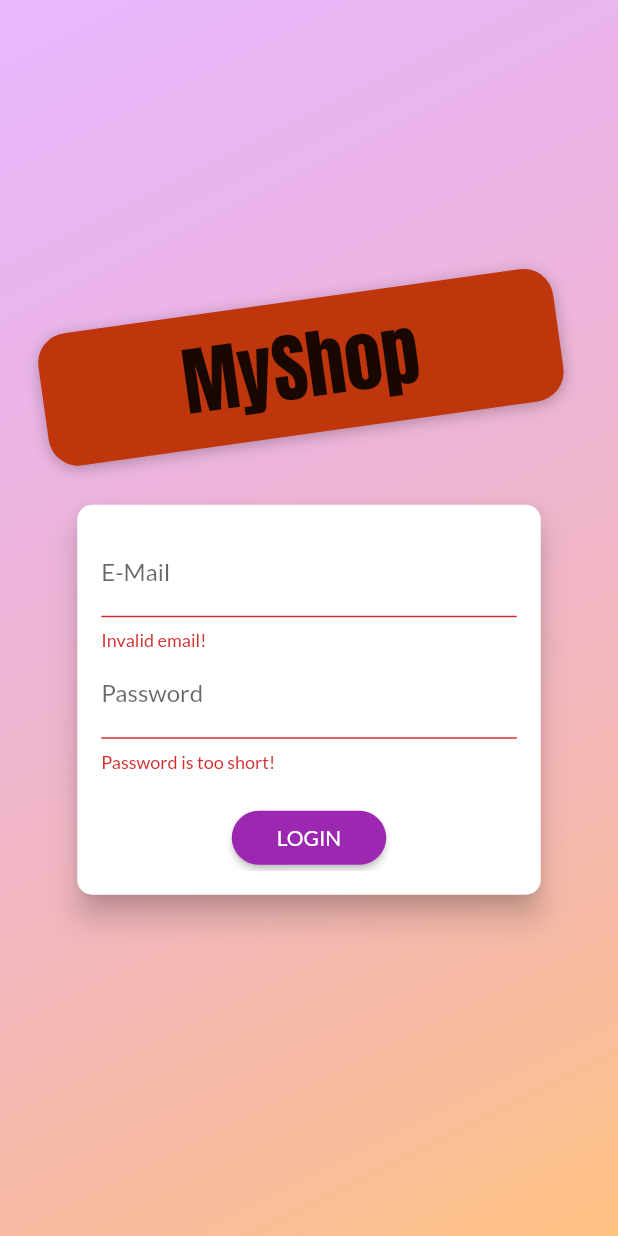
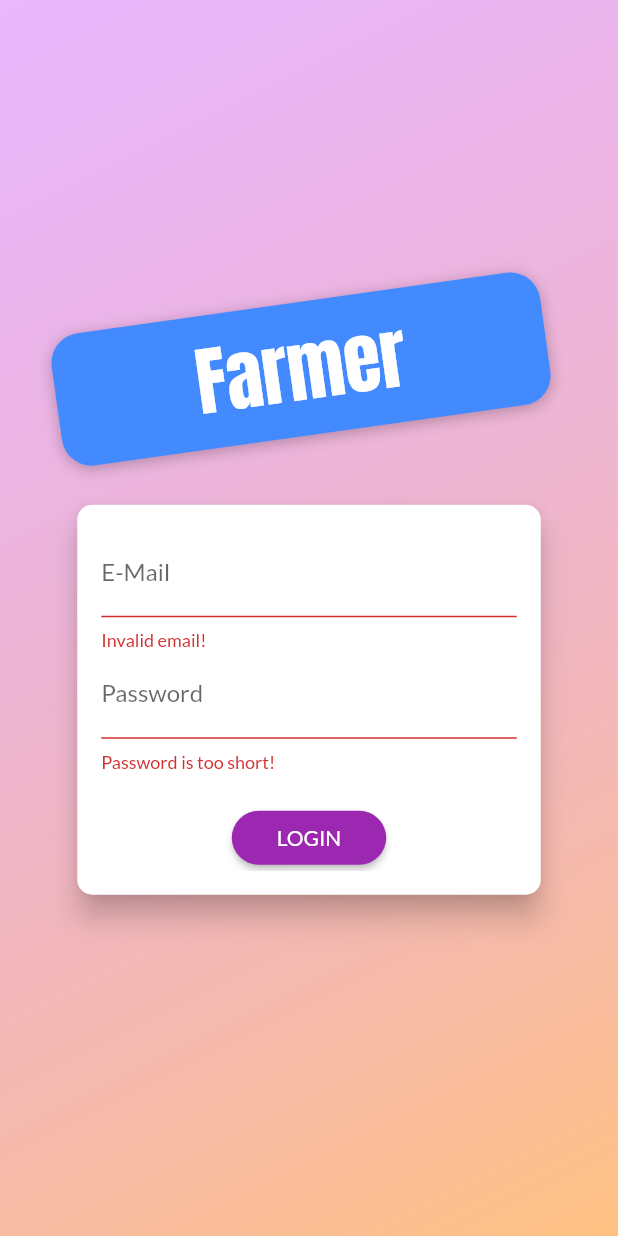
Before and after one commit to arunmopare/shop-application-flutter, a Flutter app: the AuthScreen screen opened directly, after a tap on "LOGIN", on a phone screen of 412 x 824 dp. Run offline on Flutter 3.47's test engine with Material 2 defaults, Android fonts, the phone set to English and light mode, and no system bars.

Commit message:
session management done

```diff
--- a/lib/screens/auth_screen.dart
+++ b/lib/screens/auth_screen.dart
@@ -1,6 +1,10 @@
 import 'dart:math';
 
 import 'package:flutter/material.dart';
+import 'package:my_shop/models/http-exception.dart';
+import 'package:my_shop/providers/auth.dart';
+import 'package:my_shop/screens/products_overview_screen.dart';
+import 'package:provider/provider.dart';
 
 enum AuthMode { Signup, Login }
 
@@ -47,7 +51,7 @@ class AuthScreen extends StatelessWidget {
                       // ..translate(-10.0),
                       decoration: BoxDecoration(
                         borderRadius: BorderRadius.circular(20),
-                        color: Colors.deepOrange.shade900,
+                        color: Colors.blueAccent,
                         boxShadow: [
                           BoxShadow(
                             blurRadius: 8,
@@ -57,9 +61,9 @@ class AuthScreen extends StatelessWidget {
                         ],
                       ),
                       child: Text(
-                        'MyShop',
+                        'Farmer',
                         style: TextStyle(
-                          color: Theme.of(context).accentTextTheme.title.color,
+                          color: Colors.white,
                           fontSize: 50,
                           fontFamily: 'Anton',
                           fontWeight: FontWeight.normal,
@@ -100,7 +104,24 @@ class _AuthCardState extends State<AuthCard> {
   var _isLoading = false;
   final _passwordController = TextEditingController();
 
-  void _submit() {
+  void _showErrorDialog(String message) {
+    showDialog(
+      context: context,
+      builder: (ctx) => AlertDialog(
+        title: Text('An Error Occurred'),
+        actions: [
+          FlatButton(
+              onPressed: () {
+                Navigator.of(ctx).pop();
+              },
+              child: Text('OK'))
+        ],
+        content: Text(message),
+      ),
+    );
+  }
+
+  Future<void> _submit() async {
     if (!_formKey.currentState.validate()) {
       // Invalid!
       return;
@@ -109,11 +130,40 @@ class _AuthCardState extends State<AuthCard> {
     setState(() {
       _isLoading = true;
     });
-    if (_authMode == AuthMode.Login) {
-      // Log user in
-    } else {
-      // Sign user up
+
+    try {
+      if (_authMode == AuthMode.Login) {
+        await Provider.of<Auth>(context, listen: false).LogIn(
+          _authData['email'],
+          _authData['password'],
+        );
+      } else {
+        await Provider.of<Auth>(context, listen: false).SignUp(
+          _authData['email'],
+          _authData['password'],
+        );
+      }
+    } on HttpException catch (error) {
+      var errorMessage = 'Authentication Failed';
+      if (error.toString().contains('EMAIL_EXISTS')) {
+        errorMessage = 'This email address is already in use.';
+      } else if (error.toString().contains('INVALID_EMAIL')) {
+        errorMessage = 'This not a valid email password';
+      } else if (error.toString().contains('WEAK_PASSWORD')) {
+        errorMessage = 'This password is too weak';
+      } else if (error.toString().contains('EMAIL_NOT_FOUND')) {
+        errorMessage = 'could not find a user with that email.';
+      } else if (error.toString().contains('INVALID_PASSWORD')) {
+        errorMessage = 'invalid password.';
+      } else if (error.toString().contains('USER_DISABLED')) {
+        errorMessage = 'you are disabled.';
+      }
+      _showErrorDialog(errorMessage);
+    } catch (error) {
+      const errorMessage = 'Could not authenticate you. Please try again later';
+      _showErrorDialog(errorMessage);
     }
+
     setState(() {
       _isLoading = false;
     });
@@ -157,7 +207,6 @@ class _AuthCardState extends State<AuthCard> {
                     if (value.isEmpty || !value.contains('@')) {
                       return 'Invalid email!';
                     }
-                    return null;
                     return null;
                   },
                   onSaved: (value) {
```
Also changed, not shown: lib/main.dart (+10 -4 lines), lib/providers/auth.dart (added, +68 -0 lines), lib/screens/products_overview_screen.dart (+5 -3 lines).
